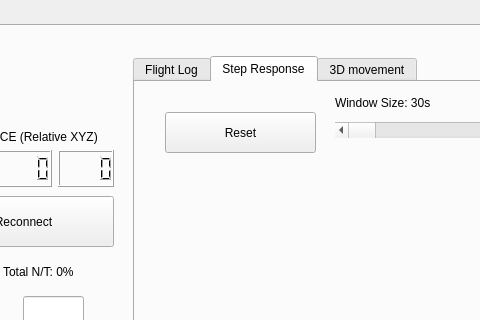
Qt form src/GUI/single_drone_flight.ui (FSC-Lab/ros2_ground_station_gui) before a commit; both pictures show x 599 to 1079 and y 0 to 320 of the 1326 by 865 pixel window.
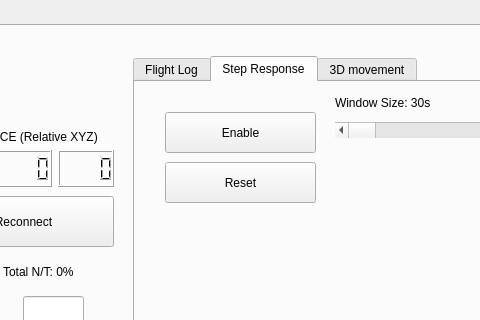
The same form after that commit. The open tabs and pages were chosen to show the change.

```diff
--- a/src/GUI/single_drone_flight.ui
+++ b/src/GUI/single_drone_flight.ui
@@ -391,19 +391,6 @@
      <attribute name="title">
       <string>Step Response</string>
      </attribute>
-     <widget class="QPushButton" name="buttom_pref">
-      <property name="geometry">
-       <rect>
-        <x>30</x>
-        <y>30</y>
-        <width>151</width>
-        <height>41</height>
-       </rect>
-      </property>
-      <property name="text">
-       <string>Reset</string>
-      </property>
-     </widget>
      <widget class="QScrollBar" name="scrollbar_pref">
       <property name="geometry">
        <rect>
@@ -440,6 +427,32 @@
        </rect>
       </property>
      </widget>
+     <widget class="QPushButton" name="enable_pref">
+      <property name="geometry">
+       <rect>
+        <x>30</x>
+        <y>30</y>
+        <width>151</width>
+        <height>41</height>
+       </rect>
+      </property>
+      <property name="text">
+       <string>Enable</string>
+      </property>
+     </widget>
+     <widget class="QPushButton" name="reset_pref">
+      <property name="geometry">
+       <rect>
+        <x>30</x>
+        <y>80</y>
+        <width>151</width>
+        <height>41</height>
+       </rect>
+      </property>
+      <property name="text">
+       <string>Reset</string>
+      </property>
+     </widget>
     </widget>
     <widget class="QWidget" name="tab_2">
      <attribute name="title">
```
Left out of the diff: 6 changed lines with no effect on the pictures.
